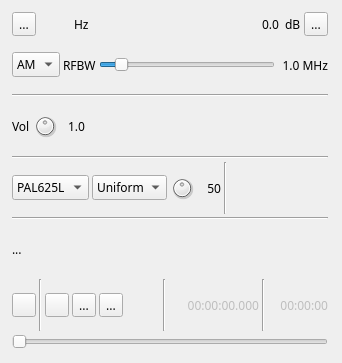
This is plugins/channeltx/modatv/atvmodgui.ui in f4exb/sdrangel as Qt 5 draws it before an edit. The edited form follows.
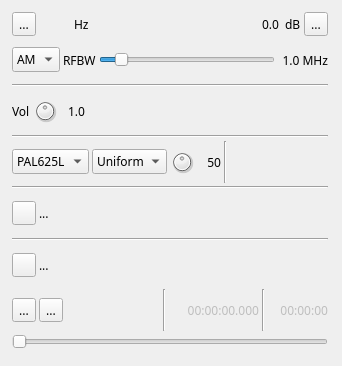
This is the edited form. Icons and pictures are not drawn. Custom widgets are drawn as their Qt base class.

Commit message: ATV Modulator: open video file

The edit to the form file:
```diff
--- a/plugins/channeltx/modatv/atvmodgui.ui
+++ b/plugins/channeltx/modatv/atvmodgui.ui
@@ -7,7 +7,7 @@
     <x>0</x>
     <y>0</y>
     <width>342</width>
-    <height>363</height>
+    <height>366</height>
    </rect>
   </property>
   <property name="sizePolicy">
@@ -466,18 +466,7 @@
      </widget>
     </item>
     <item>
-     <layout class="QHBoxLayout" name="fileNameLayout">
-      <item>
-       <widget class="QLabel" name="recordFileText">
-        <property name="text">
-         <string>...</string>
-        </property>
-       </widget>
-      </item>
-     </layout>
-    </item>
-    <item>
-     <layout class="QHBoxLayout" name="playControllLayout">
+     <layout class="QHBoxLayout" name="imagFileLayout">
       <item>
        <widget class="QPushButton" name="imageFileDialog">
         <property name="minimumSize">
@@ -505,12 +494,23 @@
        </widget>
       </item>
       <item>
-       <widget class="Line" name="line_5">
-        <property name="orientation">
-         <enum>Qt::Vertical</enum>
+       <widget class="QLabel" name="imageFileText">
+        <property name="text">
+         <string>...</string>
         </property>
        </widget>
       </item>
+     </layout>
+    </item>
+    <item>
+     <widget class="Line" name="line_5">
+      <property name="orientation">
+       <enum>Qt::Horizontal</enum>
+      </property>
+     </widget>
+    </item>
+    <item>
+     <layout class="QHBoxLayout" name="videoFileLayout">
       <item>
        <widget class="QPushButton" name="videoFileDialog">
         <property name="minimumSize">
@@ -537,6 +537,17 @@
         </property>
        </widget>
       </item>
+      <item>
+       <widget class="QLabel" name="videoFileText">
+        <property name="text">
+         <string>...</string>
+        </property>
+       </widget>
+      </item>
+     </layout>
+    </item>
+    <item>
+     <layout class="QHBoxLayout" name="playControllLayout">
       <item>
        <widget class="ButtonSwitch" name="playLoop">
         <property name="toolTip">
```
The commit also changes 4 other files.
